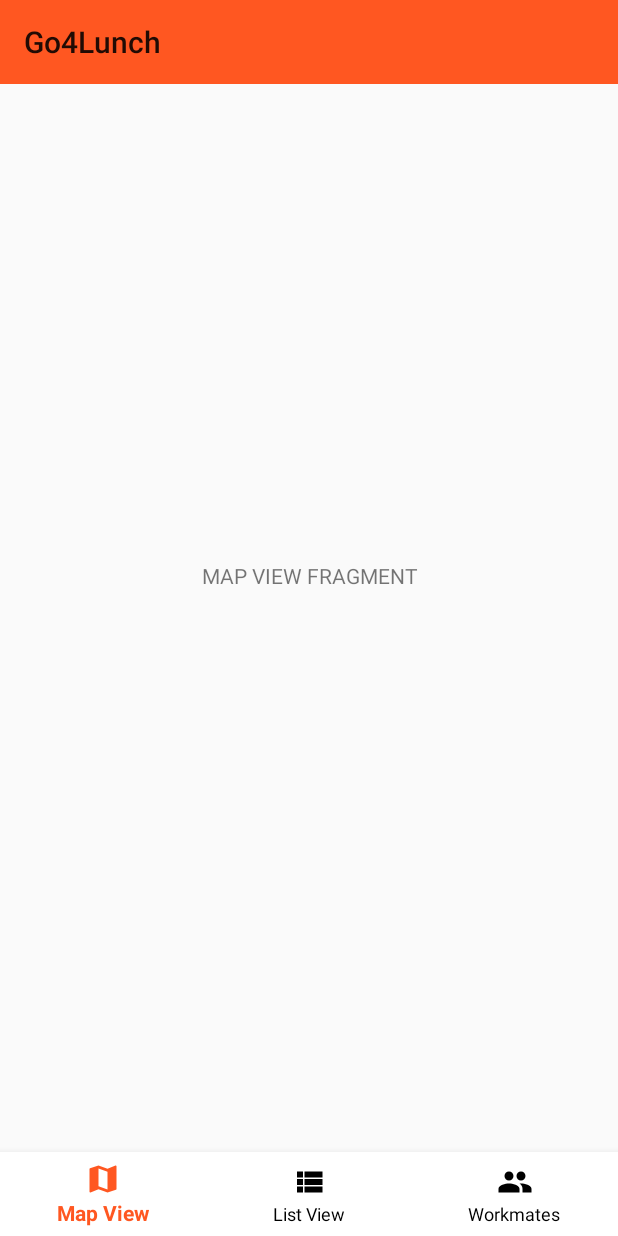
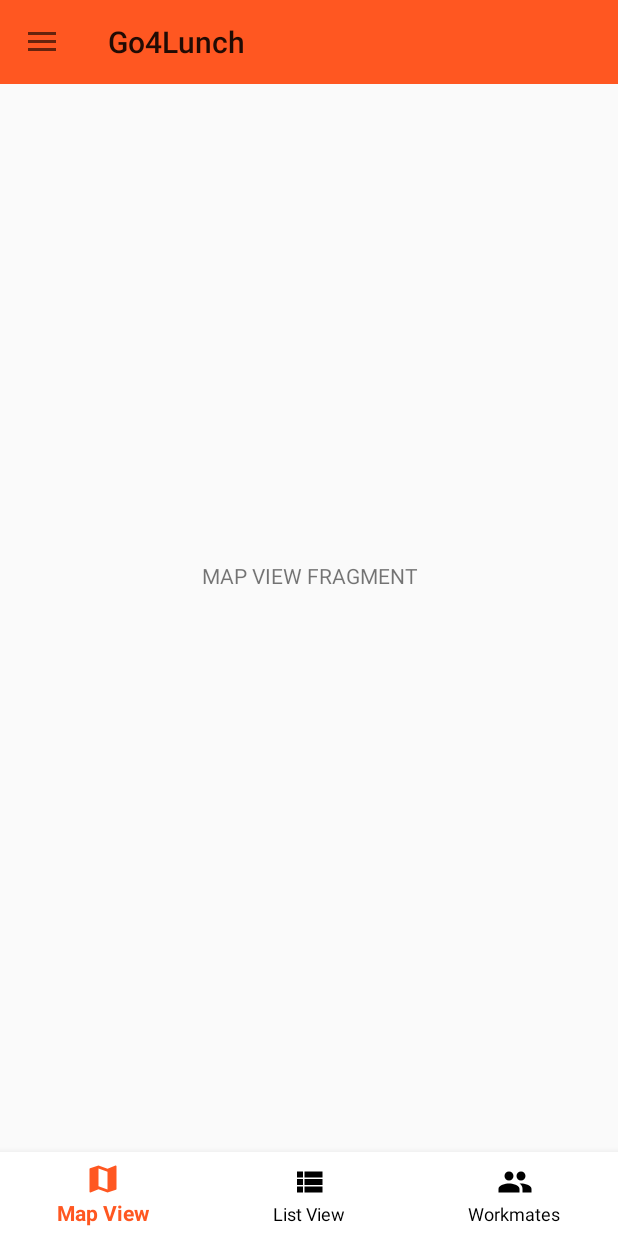
Before and after one commit to CharlotteJu/Go4Launch, an Android app: the MainActivity screen opened directly, with no data from a screen before it, on a phone screen of 412 x 824 dp. Run offline under Robolectric (Android 15) with nearby library versions, the phone set to English and light mode, and no system bars; our stand-ins replace ButterKnife; libraries missing offline, so code that uses them is left out: com.firebase.ui.

Commit message:
Navigation Drawer + Logout : ne fonctionne pas

```diff
--- a/app/src/main/java/com/example/go4lunch/view/activities/MainActivity.java
+++ b/app/src/main/java/com/example/go4lunch/view/activities/MainActivity.java
@@ -1,31 +1,46 @@
 package com.example.go4lunch.view.activities;
 
 import androidx.annotation.NonNull;
+import androidx.appcompat.app.ActionBar;
+import androidx.appcompat.app.ActionBarDrawerToggle;
+import androidx.appcompat.app.AlertDialog;
 import androidx.appcompat.app.AppCompatActivity;
 import androidx.appcompat.widget.Toolbar;
+import androidx.core.view.GravityCompat;
+import androidx.drawerlayout.widget.DrawerLayout;
 import androidx.fragment.app.Fragment;
 
+import android.content.DialogInterface;
+import android.content.Intent;
 import android.os.Bundle;
 import android.view.MenuItem;
+import android.widget.Toast;
 
 
 import com.example.go4lunch.R;
 import com.example.go4lunch.view.fragments.ListRestaurantsFragment;
 import com.example.go4lunch.view.fragments.ListWorkmatesFragment;
 import com.example.go4lunch.view.fragments.MapViewFragment;
+import com.firebase.ui.auth.AuthUI;
+import com.google.android.gms.tasks.OnSuccessListener;
 import com.google.android.material.bottomnavigation.BottomNavigationView;
+import com.google.android.material.navigation.NavigationView;
 
 import butterknife.BindView;
-import butterknife.BindViews;
+
 import butterknife.ButterKnife;
 
-public class MainActivity extends AppCompatActivity {
+public class MainActivity extends AppCompatActivity implements NavigationView.OnNavigationItemSelectedListener{
 
     //FOR DESIGN
     @BindView(R.id.activity_main_bottom_navigation)
     BottomNavigationView bottomNavigationView;
     @BindView(R.id.toolbar)
     Toolbar toolbar;
+    @BindView(R.id.navigation_drawer)
+    DrawerLayout drawerLayout;
+    @BindView(R.id.navigation_drawer_nav_view)
+    NavigationView navigationView;
 
 
     //FOR DATA
@@ -42,6 +57,8 @@ public class MainActivity extends AppCompatActivity {
         displayFragment(displayMapViewFragment());
         configureBottomView();
         configureToolbar();
+        configureDrawerLayout();
+        configureNavigationView();
     }
 
 
@@ -49,6 +66,19 @@ public class MainActivity extends AppCompatActivity {
     private void configureToolbar()
     {
         setSupportActionBar(toolbar);
+    }
+
+    private void configureDrawerLayout()
+    {
+        ActionBarDrawerToggle toggle = new ActionBarDrawerToggle(this, drawerLayout, toolbar,
+                                        R.string.navigation_drawer_open, R.string.navigation_drawer_close);
+        drawerLayout.addDrawerListener(toggle);
+        toggle.syncState();
+    }
+
+    private void configureNavigationView()
+    {
+        navigationView.setNavigationItemSelectedListener(this);
     }
 
     //CONFIGURE VIEW
@@ -110,4 +140,65 @@ public class MainActivity extends AppCompatActivity {
     }
 
 
+    @Override
+    public void onBackPressed() {
+
+        if(this.drawerLayout.isDrawerOpen(GravityCompat.START))
+        {
+            this.drawerLayout.closeDrawer(GravityCompat.START);
+        }
+        else
+        {
+            super.onBackPressed();
+        }
+    }
+
+    @Override
+    public boolean onNavigationItemSelected(@NonNull MenuItem item) {
+        int id = item.getItemId();
+
+        switch (id)
+        {
+            case R.id.menu_drawer_lunch :
+                break;
+            case R.id.menu_drawer_settings :
+                break;
+            case R.id.menu_drawer_logout :
+                createAndShowPopUpLogOut();
+                break;
+        }
+
+        this.drawerLayout.closeDrawer(GravityCompat.START);
+        return true;
+    }
+
+    private void createAndShowPopUpLogOut()
+    {
+        AlertDialog.Builder builder = new AlertDialog.Builder(this);
+        builder.setMessage("Êtes-vous sûr de vouloir vous déconnecter ?");
+        builder.setPositiveButton("YES", null);
+        /*builder.setPositiveButton("Oui", new DialogInterface.OnClickListener() {
+                    @Override
+                    public void onClick(DialogInterface dialogInterface, int i) {
+                        logOut();
+                    }
+                });*/
+        builder.setNegativeButton("Non", null);
+
+        AlertDialog alertDialog = builder.create();
+        alertDialog.show();
+    }
+
+    private void logOut()
+    {
+        AuthUI.getInstance().signOut(this).addOnSuccessListener(this, new OnSuccessListener<Void>() {
+            @Override
+            public void onSuccess(Void aVoid) {
+                Toast.makeText(getApplicationContext(),"Déconnexion réussie",Toast.LENGTH_SHORT).show();
+            }
+        });
+
+        Intent intent = new Intent(this, AuthActivity.class);
+        startActivity(intent);
+    }
 }
--- a/app/src/main/res/layout/activity_main.xml
+++ b/app/src/main/res/layout/activity_main.xml
@@ -8,9 +8,48 @@
     android:orientation="vertical"
     tools:context=".view.activities.MainActivity">
 
-    <include
-        layout="@layout/toolbar"
-        />
+
+    <androidx.drawerlayout.widget.DrawerLayout
+
+        android:id="@+id/navigation_drawer"
+        android:layout_width="match_parent"
+        android:layout_height="match_parent"
+        android:fitsSystemWindows="true"
+        tools:openDrawer="start">
+
+        <LinearLayout
+            android:layout_width="match_parent"
+            android:layout_height="match_parent"
+            android:orientation="vertical">
+
+            <include
+                layout="@layout/toolbar"/>
+
+            <FrameLayout
+                android:id="@+id/navigation_drawer_frame_layout"
+                android:layout_width="match_parent"
+                android:layout_height="match_parent"/>
+
+        </LinearLayout>
+
+        <com.google.android.material.navigation.NavigationView
+            android:id="@+id/navigation_drawer_nav_view"
+            android:layout_width="wrap_content"
+            android:layout_height="match_parent"
+            android:layout_gravity="start"
+            android:background="@color/colorOrangeNav"
+            android:fitsSystemWindows="true"
+            app:headerLayout="@layout/navigation_header"
+            app:menu="@menu/navigation_drawer_menu"/>
+
+
+        <!-- <ImageView
+            android:layout_width="wrap_content"
+            android:layout_height="wrap_content"
+            android:src="@drawable/ic_logo_go4lunch"/> -->
+
+
+    </androidx.drawerlayout.widget.DrawerLayout>
 
     <FrameLayout
         android:id="@+id/activity_main_frame_layout"
@@ -28,11 +67,6 @@
         app:itemIconTint="@drawable/bottom_navigation_colors"
         app:itemTextColor="@drawable/bottom_navigation_colors"
         app:menu="@menu/bottom_navigation_menu"
-        android:layout_alignParentBottom="true"
-
-        />
-
-
-
+        android:layout_alignParentBottom="true" />
 
 </RelativeLayout>
--- a/app/src/main/res/layout/navigation_drawer.xml
+++ b/app/src/main/res/layout/navigation_drawer.xml
@@ -1,5 +1,6 @@
 <?xml version="1.0" encoding="utf-8"?>
-<androidx.drawerlayout.widget.DrawerLayout xmlns:android="http://schemas.android.com/apk/res/android"
+<androidx.drawerlayout.widget.DrawerLayout
+    xmlns:android="http://schemas.android.com/apk/res/android"
     xmlns:app="http://schemas.android.com/apk/res-auto"
     xmlns:tools="http://schemas.android.com/tools"
     android:id="@+id/navigation_drawer"
--- a/app/src/main/res/values/dimen.xml
+++ b/app/src/main/res/values/dimen.xml
@@ -10,11 +10,11 @@
 
 
     <!-- NAVIGATION DRAWER -->
-    <dimen name="nav_drawer_size_header">176dp</dimen>
+    <dimen name="nav_drawer_size_header">250dp</dimen>
     <dimen name="nav_drawer_size_title">40sp</dimen>
     <dimen name="nav_drawer_size_name">20sp</dimen>
     <dimen name="nav_drawer_size_email">15sp</dimen>
-    <dimen name="nav_drawer_marginTop_title">20dp</dimen>
+    <dimen name="nav_drawer_marginTop_title">50dp</dimen>
     <dimen name="nav_drawer_marginTop_name">30dp</dimen>
 
 
--- a/app/src/main/res/values/strings.xml
+++ b/app/src/main/res/values/strings.xml
@@ -28,5 +28,9 @@
     <string name="navigation_drawer_logout">LOGOUT</string>
 
 
+    <!-- Used in NavigationDrawer -->
+    <string name="navigation_drawer_open">Open navigation drawer</string>
+    <string name="navigation_drawer_close">Close navigation drawer</string>
+
 
 </resources>
```
